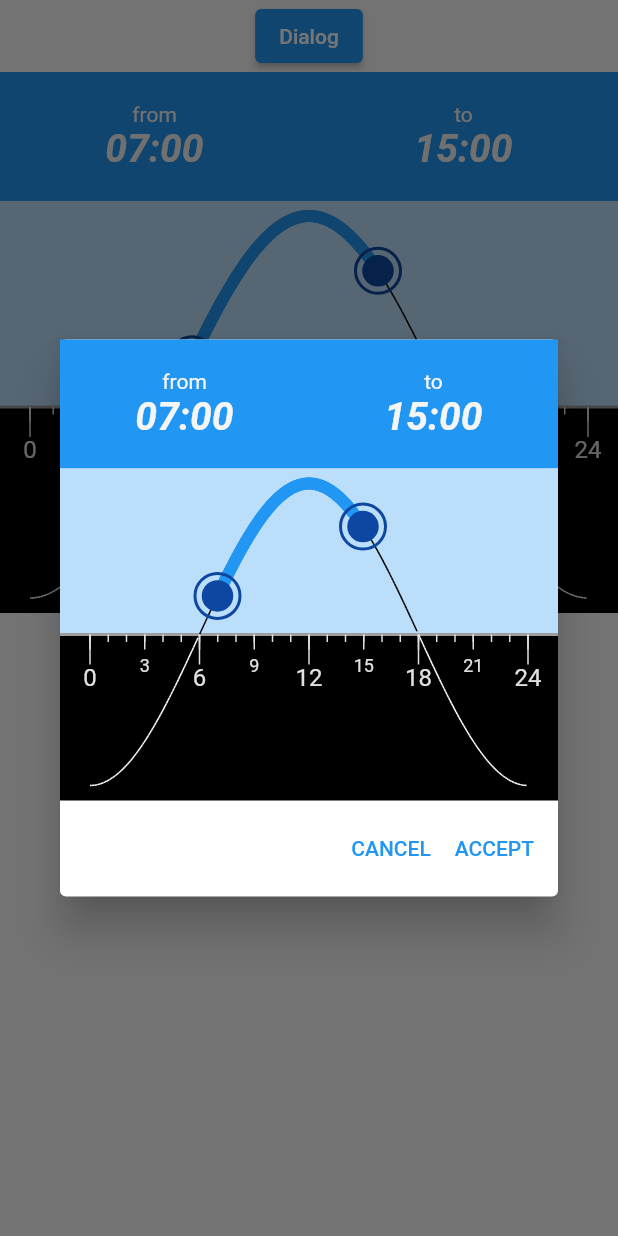
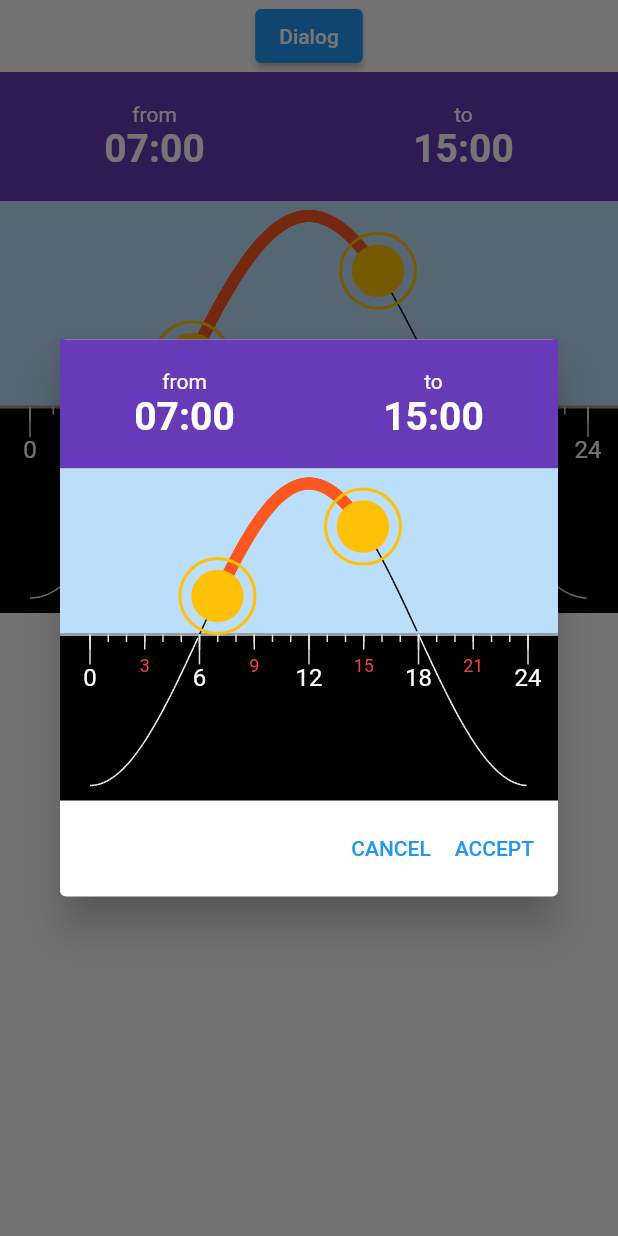
Before and after one commit to psousa50/flutter-time-range-selector, a Flutter app: the screen it shows after launch, after a tap on "Dialog", on a phone screen of 412 x 824 dp. Run offline on Flutter 3.47's test engine with Material 2 defaults, Android fonts, the light colour scheme and no system bars; generated files the repository leaves out were written again.

Commit message:
Add TimeRangeSelectorTheme

```diff
--- a/example/lib/main.dart
+++ b/example/lib/main.dart
@@ -37,11 +37,24 @@ class Home extends StatelessWidget {
       end: TimeOfDay(hour: 15, minute: 0),
     );
 
+    var theme = TimeRangeSelectorThemeData(
+      primaryColor: Colors.deepPurple,
+      selectedColor: Colors.deepOrange,
+      activeHandlerColor: Colors.amberAccent,
+      handlerColor: Colors.amber,
+      smallLabelTextStyle: TextStyle(color: Colors.red),
+      timeTextDisplayStyle: TextStyle(
+        fontSize: 14,
+      ),
+      handlerRadius: 25,
+    );
+
     void showPicker(BuildContext context) {
       showTimeRangeSelector(
         context: context,
         timeRange: timeRange,
         onTimeRangeChanged: onTimeRangeChanged,
+        theme: theme,
       );
     }
 
@@ -58,6 +71,7 @@ class Home extends StatelessWidget {
             child: TimeRangeSelector(
               timeRange: timeRange,
               onTimeRangeChanged: onTimeRangeChanged,
+              theme: theme,
             ),
           ),
         ],
--- /dev/null
+++ b/lib/src/customizations/time_range_selector_theme.dart
@@ -0,0 +1,198 @@
+import 'package:flutter/material.dart';
+
+class TimeRangeSelectorThemeData {
+  final Color? primaryColor;
+  final Color? onPrimaryColor;
+  final Color? selectedColor;
+  final Color? activeHandlerColor;
+  final Color? handlerColor;
+  final Color? dayColor;
+  final Color? dayLineColor;
+  final Color? nightColor;
+  final Color? nightLineColor;
+  final Color? horizonColor;
+  final Color? ticksColor;
+  final TextStyle? labelTextStyle;
+  final TextStyle? smallLabelTextStyle;
+  final TextStyle? timeDisplayStyle;
+  final TextStyle? timeTextDisplayStyle;
+  final double? handlerRadius;
+
+  const TimeRangeSelectorThemeData({
+    this.primaryColor,
+    this.onPrimaryColor,
+    this.selectedColor,
+    this.activeHandlerColor,
+    this.handlerColor,
+    this.dayColor,
+    this.dayLineColor,
+    this.nightColor,
+    this.nightLineColor,
+    this.horizonColor,
+    this.ticksColor,
+    this.labelTextStyle,
+    this.smallLabelTextStyle,
+    this.timeDisplayStyle,
+    this.timeTextDisplayStyle,
+    this.handlerRadius,
+  });
+
+  TimeRangeSelectorThemeData mergeDefaults(
+      TimeRangeSelectorThemeData other, ThemeData theme) {
+    var primaryColor = this.primaryColor ?? theme.primaryColor;
+    var onPrimaryColor = this.onPrimaryColor ??
+        (ThemeData.estimateBrightnessForColor(primaryColor) == Brightness.light
+            ? Colors.black
+            : Colors.white);
+    var selectedColor = this.selectedColor ?? primaryColor;
+
+    var labelTextStyle = TextStyle(
+      color: ticksColor,
+      fontSize: 16,
+    );
+
+    var smallLabelTextStyle = labelTextStyle.merge(
+      TextStyle(
+        fontSize: 12,
+      ).merge(this.smallLabelTextStyle),
+    );
+
+    var timeDisplayStyle = TextStyle(
+      color: onPrimaryColor,
+      fontSize: 26,
+      fontWeight: FontWeight.bold,
+    ).merge(this.timeDisplayStyle);
+    var timeTextDisplayStyle = timeDisplayStyle
+        .merge(TextStyle(
+          fontSize: 14,
+          fontWeight: FontWeight.normal,
+        ))
+        .merge(this.timeTextDisplayStyle);
+
+    return copyWith(
+      primaryColor: primaryColor,
+      onPrimaryColor: onPrimaryColor,
+      selectedColor: selectedColor,
+      activeHandlerColor:
+          this.activeHandlerColor ?? theme.toggleableActiveColor,
+      handlerColor: this.handlerColor ?? selectedColor,
+      dayColor: this.dayColor ?? Colors.blue[100],
+      dayLineColor: this.dayLineColor ?? Colors.black,
+      nightColor: this.nightColor ?? Colors.black,
+      nightLineColor: nightLineColor ?? Colors.white,
+      horizonColor: this.horizonColor ?? Colors.grey,
+      ticksColor: this.ticksColor ?? Colors.grey[300],
+      labelTextStyle: labelTextStyle,
+      smallLabelTextStyle: smallLabelTextStyle,
+      timeTextDisplayStyle: timeTextDisplayStyle,
+      timeDisplayStyle: timeDisplayStyle,
+      handlerRadius: this.handlerRadius ?? 20,
+    );
+  }
+
+  @override
+  bool operator ==(Object other) {
+    if (identical(this, other)) return true;
+
+    return other is TimeRangeSelectorThemeData &&
+        other.primaryColor == primaryColor &&
+        other.onPrimaryColor == onPrimaryColor &&
+        other.selectedColor == selectedColor &&
+        other.activeHandlerColor == activeHandlerColor &&
+        other.handlerColor == handlerColor &&
+        other.dayColor == dayColor &&
+        other.dayLineColor == dayLineColor &&
+        other.nightColor == nightColor &&
+        other.nightLineColor == nightLineColor &&
+        other.horizonColor == horizonColor &&
+        other.ticksColor == ticksColor &&
+        other.labelTextStyle == labelTextStyle &&
+        other.smallLabelTextStyle == smallLabelTextStyle &&
+        other.timeDisplayStyle == timeDisplayStyle &&
+        other.timeTextDisplayStyle == timeTextDisplayStyle &&
+        other.handlerRadius == handlerRadius;
+  }
+
+  @override
+  int get hashCode {
+    return primaryColor.hashCode ^
+        onPrimaryColor.hashCode ^
+        selectedColor.hashCode ^
+        activeHandlerColor.hashCode ^
+        handlerColor.hashCode ^
+        dayColor.hashCode ^
+        dayLineColor.hashCode ^
+        nightColor.hashCode ^
+        nightLineColor.hashCode ^
+        horizonColor.hashCode ^
+        ticksColor.hashCode ^
+        labelTextStyle.hashCode ^
+        smallLabelTextStyle.hashCode ^
+        timeDisplayStyle.hashCode ^
+        timeTextDisplayStyle.hashCode ^
+        handlerRadius.hashCode;
+  }
+
+  TimeRangeSelectorThemeData copyWith({
+    Color? primaryColor,
+    Color? onPrimaryColor,
+    Color? selectedColor,
+    Color? activeHandlerColor,
+    Color? handlerColor,
+    Color? dayColor,
+    Color? dayLineColor,
+    Color? nightColor,
+    Color? nightLineColor,
+    Color? horizonColor,
+    Color? ticksColor,
+    TextStyle? labelTextStyle,
+    TextStyle? smallLabelTextStyle,
+    TextStyle? timeDisplayStyle,
+    TextStyle? timeTextDisplayStyle,
+    double? handlerRadius,
+  }) {
+    return TimeRangeSelectorThemeData(
+      primaryColor: primaryColor ?? this.primaryColor,
+      onPrimaryColor: onPrimaryColor ?? this.onPrimaryColor,
+      selectedColor: selectedColor ?? this.selectedColor,
+      activeHandlerColor: activeHandlerColor ?? this.activeHandlerColor,
+      handlerColor: handlerColor ?? this.handlerColor,
+      dayColor: dayColor ?? this.dayColor,
+      dayLineColor: dayLineColor ?? this.dayLineColor,
+      nightColor: nightColor ?? this.nightColor,
+      nightLineColor: nightLineColor ?? this.nightLineColor,
+      horizonColor: horizonColor ?? this.horizonColor,
+      ticksColor: ticksColor ?? this.ticksColor,
+      labelTextStyle: labelTextStyle ?? this.labelTextStyle,
+      smallLabelTextStyle: smallLabelTextStyle ?? this.smallLabelTextStyle,
+      timeDisplayStyle: timeDisplayStyle ?? this.timeDisplayStyle,
+      timeTextDisplayStyle: timeTextDisplayStyle ?? this.timeTextDisplayStyle,
+      handlerRadius: handlerRadius ?? this.handlerRadius,
+    );
+  }
+}
+
+class TimeRangeSelectorTheme extends InheritedTheme {
+  final TimeRangeSelectorThemeData data;
+
+  const TimeRangeSelectorTheme({
+    Key? key,
+    required this.data,
+    required Widget child,
+  }) : super(key: key, child: child);
+
+  static TimeRangeSelectorThemeData of(BuildContext context) {
+    final TimeRangeSelectorTheme? timeRangeSelectorTheme =
+        context.dependOnInheritedWidgetOfExactType<TimeRangeSelectorTheme>();
+    return timeRangeSelectorTheme?.data ?? TimeRangeSelectorThemeData();
+  }
+
+  @override
+  Widget wrap(BuildContext context, Widget child) {
+    return TimeRangeSelectorTheme(data: data, child: child);
+  }
+
+  @override
+  bool updateShouldNotify(TimeRangeSelectorTheme oldWidget) =>
+      data != oldWidget.data;
+}
--- a/lib/src/time_range_dialog.dart
+++ b/lib/src/time_range_dialog.dart
@@ -6,6 +6,7 @@ Future<TimeRange?> showTimeRangeSelector({
   required BuildContext context,
   required TimeRange timeRange,
   required TimeRangeSelectorCallback onTimeRangeChanged,
+  TimeRangeSelectorThemeData? theme,
   TransitionBuilder? builder,
   RouteSettings? routeSettings,
 }) async {
@@ -17,6 +18,7 @@ Future<TimeRange?> showTimeRangeSelector({
         TimeRangeSelector(
           timeRange: timeRange,
           onTimeRangeChanged: onTimeRangeChanged,
+          theme: theme ?? TimeRangeSelectorThemeData(),
         ),
         Padding(
           padding: const EdgeInsets.all(8.0),
--- a/lib/src/time_range_panel/display.dart
+++ b/lib/src/time_range_panel/display.dart
@@ -1,6 +1,8 @@
 import 'package:flutter/material.dart';
-import 'package:time_range_selector/generated/l10n.dart';
-import 'package:time_range_selector/src/models/time_range.dart';
+
+import '../../generated/l10n.dart';
+import '../../time_range_selector.dart';
+import '../models/time_range.dart';
 
 class TimeRangeDisplay extends StatelessWidget {
   final TimeRange timeRange;
@@ -18,6 +20,7 @@ class TimeRangeDisplay extends StatelessWidget {
   }
 
   Widget buildTimeDisplay(BuildContext context, TimeOfDay? t, String title) {
+    var theme = TimeRangeSelectorTheme.of(context);
     return Expanded(
       child: Center(
         child: Padding(
@@ -26,19 +29,11 @@ class TimeRangeDisplay extends StatelessWidget {
             children: [
               Text(
                 title,
-                style: TextStyle(
-                  fontSize: 14,
-                  color: Theme.of(context).selectedRowColor,
-                ),
+                style: theme.timeTextDisplayStyle,
               ),
               Text(
                 timeString(t),
-                style: TextStyle(
-                  fontSize: 26,
-                  fontWeight: FontWeight.bold,
-                  fontStyle: FontStyle.italic,
-                  color: Theme.of(context).selectedRowColor,
-                ),
+                style: theme.timeDisplayStyle,
               ),
             ],
           ),
@@ -50,7 +45,7 @@ class TimeRangeDisplay extends StatelessWidget {
   @override
   Widget build(BuildContext context) {
     return Container(
-      color: Theme.of(context).primaryColor,
+      color: TimeRangeSelectorTheme.of(context).primaryColor,
       child: Row(
         children: [
           buildTimeDisplay(context, timeRange.start, S.of(context).from),
--- a/lib/src/time_range_panel/painter.dart
+++ b/lib/src/time_range_panel/painter.dart
@@ -1,21 +1,21 @@
 import 'dart:ui';
 
 import 'package:flutter/material.dart';
-import 'package:time_range_selector/src/models/time_range_state.dart';
 
+import '../customizations/time_range_selector_theme.dart';
 import '../models/painter_info.dart';
+import '../models/time_range_state.dart';
 import 'canvas_state.dart';
-
-final selectionColor = Colors.blue;
-final handlerRadius = 15.0;
 
 class TimeRangePainter extends CustomPainter {
   final TimeRangeState timeRangeState;
   final TimeRangeInfoCallback onPainterInfoChanged;
+  final TimeRangeSelectorThemeData theme;
 
   TimeRangePainter(
     this.timeRangeState,
     this.onPainterInfoChanged,
+    this.theme,
   );
 
   TimeOfDay fromHour(int hour) {
@@ -29,6 +29,27 @@ class TimeRangePainter extends CustomPainter {
   @override
   void paint(Canvas canvas, Size size) {
     var canvasInfo = CanvasState(size);
+
+    var selectedLine = Paint()
+      ..style = PaintingStyle.stroke
+      ..strokeWidth = 8
+      ..strokeCap = StrokeCap.round
+      ..color = theme.selectedColor!;
+
+    final nightLine = Paint()
+      ..style = PaintingStyle.stroke
+      ..strokeWidth = 1
+      ..color = theme.nightLineColor!;
+
+    final dayLine = Paint()
+      ..style = PaintingStyle.stroke
+      ..strokeWidth = 1
+      ..color = theme.dayLineColor!;
+
+    final horizonLine = Paint()
+      ..style = PaintingStyle.stroke
+      ..strokeWidth = 2
+      ..color = theme.horizonColor!;
 
     canvas.drawLine(
       Offset(0, canvasInfo.zeroY),
@@ -74,7 +95,7 @@ class TimeRangePainter extends CustomPainter {
         startTimeHandlerLocalPosition: startTimeHandlerLocalPosition,
         endTimeHandlerLocalPosition: endTimeHandlerLocalPosition,
         canvasSize: size,
-        handlerRadius: handlerRadius,
+        handlerRadius: theme.handlerRadius!,
       ),
     );
   }
@@ -98,22 +119,27 @@ class TimeRangePainter extends CustomPainter {
 
   void drawHandler(Canvas canvas, CanvasState canvasInfo, TimeOfDay t,
       {required bool active}) {
-    var color = active ? selectionColor[500]! : selectionColor[900]!;
+    var color = active ? theme.activeHandlerColor : theme.handlerColor;
     final line = Paint()
       ..style = PaintingStyle.stroke
       ..strokeWidth = 2
-      ..color = color;
+      ..color = color!;
 
     final fill = Paint()
       ..style = PaintingStyle.fill
       ..color = color;
 
     var center = canvasInfo.timeOfDayToScreen(t);
-    canvas.drawCircle(center, handlerRadius, line);
-    canvas.drawCircle(center, handlerRadius * .7, fill);
+    canvas.drawCircle(center, theme.handlerRadius!, line);
+    canvas.drawCircle(center, theme.handlerRadius! * .7, fill);
   }
 
   void drawTicks(Canvas canvas, CanvasState canvasInfo, int step, length) {
+    final tickLine = Paint()
+      ..style = PaintingStyle.stroke
+      ..strokeWidth = 1
+      ..color = theme.ticksColor!;
+
     for (var i = 0; i <= 24 * 60; i += step) {
       var x = canvasInfo.timeToScreen(fromMinutes(i));
       var y = canvasInfo.zeroY;
@@ -129,7 +155,7 @@ class TimeRangePainter extends CustomPainter {
   }) {
     final textSpan = TextSpan(
       text: hour.toString(),
-      style: small ? smallLabelTextStyle : labelTextStyle,
+      style: small ? theme.smallLabelTextStyle : theme.labelTextStyle,
     );
     final textPainter = TextPainter(
       text: textSpan,
@@ -152,39 +178,3 @@ class TimeRangePainter extends CustomPainter {
     return true;
   }
 }
-
-final nightLine = Paint()
-  ..style = PaintingStyle.stroke
-  ..strokeWidth = 1
-  ..color = Colors.white;
-
-final dayLine = Paint()
-  ..style = PaintingStyle.stroke
-  ..strokeWidth = 1
-  ..color = Colors.black;
-
-final horizonLine = Paint()
-  ..style = PaintingStyle.stroke
-  ..strokeWidth = 2
-  ..color = Colors.grey;
-
-final selectedLine = Paint()
-  ..style = PaintingStyle.stroke
-  ..strokeWidth = 8
-  ..strokeCap = StrokeCap.round
-  ..color = selectionColor;
-
-final tickLine = Paint()
-  ..style = PaintingStyle.stroke
-  ..strokeWidth = 1
-  ..color = Colors.grey[300]!;
-
-final labelTextStyle = TextStyle(
-  color: Colors.grey[300],
-  fontSize: 16,
-);
-
-final smallLabelTextStyle = TextStyle(
-  color: Colors.grey[300],
-  fontSize: 12,
-);
--- a/lib/src/time_range_panel/panel.dart
+++ b/lib/src/time_range_panel/panel.dart
@@ -2,9 +2,10 @@ import 'dart:ui';
 
 import 'package:flutter/material.dart';
 import 'package:provider/provider.dart';
-import 'package:time_range_selector/src/models/time_range_state.dart';
 
+import '../customizations/time_range_selector_theme.dart';
 import '../models/painter_info.dart';
+import '../models/time_range_state.dart';
 import '../time_range_selector.dart';
 import 'canvas_state.dart';
 import 'gesture_detector.dart';
@@ -109,6 +110,7 @@ class _TimeRangePanelState extends State<TimeRangePanel> {
           painter: TimeRangePainter(
             state,
             onPainterInfoChanged,
+            TimeRangeSelectorTheme.of(context),
           ),
         ),
       );
--- a/lib/src/time_range_selector.dart
+++ b/lib/src/time_range_selector.dart
@@ -1,10 +1,11 @@
 import 'package:flutter/material.dart';
 import 'package:flutter/widgets.dart';
 import 'package:provider/provider.dart';
-import 'package:time_range_selector/generated/l10n.dart';
 
+import '../generated/l10n.dart';
+import 'customizations/time_range_selector_theme.dart';
+import 'models/time_range.dart';
 import 'models/time_range_state.dart';
-import 'models/time_range.dart';
 import 'time_range_panel/display.dart';
 import 'time_range_panel/panel.dart';
 
@@ -17,16 +18,23 @@ class TimeRangeSelectorLocalizations {
 class TimeRangeSelector extends StatelessWidget {
   final TimeRange timeRange;
   final TimeRangeSelectorCallback onTimeRangeChanged;
+  final TimeRangeSelectorThemeData theme;
 
   const TimeRangeSelector({
     required this.timeRange,
     required this.onTimeRangeChanged,
+    this.theme = const TimeRangeSelectorThemeData(),
   });
 
   @override
   Widget build(BuildContext context) {
+    var finalTimeRangeSelectorTheme = theme.mergeDefaults(
+        TimeRangeSelectorTheme.of(context), Theme.of(context));
     var timeRangeState = TimeRangeState(timeRange: timeRange);
-    return ChangeNotifierProvider<TimeRangeState>.value(
+
+    return TimeRangeSelectorTheme(
+      data: finalTimeRangeSelectorTheme,
+      child: ChangeNotifierProvider<TimeRangeState>.value(
           value: timeRangeState,
           child: Column(
             children: [
@@ -59,6 +67,7 @@ class TimeRangeSelector extends StatelessWidget {
                 ],
               ),
             ],
-        ));
+          )),
+    );
   }
 }
--- a/lib/time_range_selector.dart
+++ b/lib/time_range_selector.dart
@@ -1,5 +1,6 @@
 library time_range_selector;
 
+export 'src/customizations/time_range_selector_theme.dart';
+export 'src/models/time_range.dart';
 export 'src/time_range_dialog.dart';
 export 'src/time_range_selector.dart';
-export 'src/models/time_range.dart';
```
Lines whose indentation alone changed are shown as unchanged.
